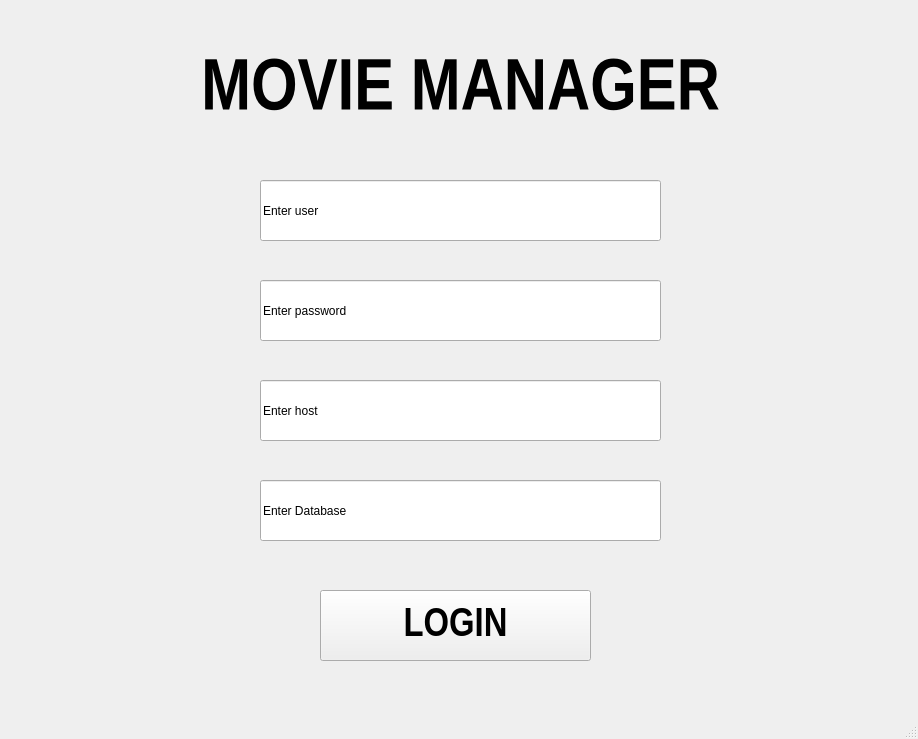
Before: the Qt Designer form untitled.ui in acevincent05/CP102-Final-Output, drawn with Qt 5.
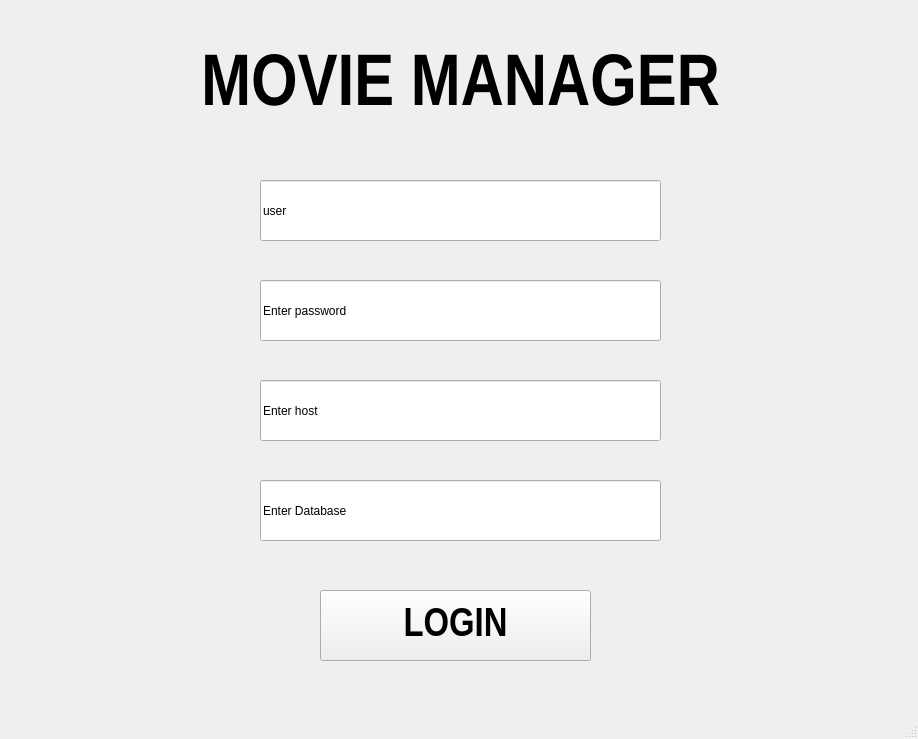
After: the same form once the commit is applied.

The edit to the form file:
```diff
--- a/untitled.ui
+++ b/untitled.ui
@@ -15,6 +15,9 @@
   </property>
   <widget class="QWidget" name="centralwidget">
    <widget class="QLabel" name="label">
+    <property name="enabled">
+     <bool>true</bool>
+    </property>
     <property name="geometry">
      <rect>
       <x>30</x>
@@ -40,6 +43,9 @@
     <property name="wordWrap">
      <bool>false</bool>
     </property>
+    <property name="textInteractionFlags">
+     <set>Qt::LinksAccessibleByMouse|Qt::TextSelectableByMouse</set>
+    </property>
    </widget>
    <widget class="QLineEdit" name="lineEdit">
     <property name="geometry">
@@ -51,7 +57,7 @@
      </rect>
     </property>
     <property name="text">
-     <string>Enter user</string>
+     <string>user</string>
     </property>
    </widget>
    <widget class="QPushButton" name="pushButton">
```
